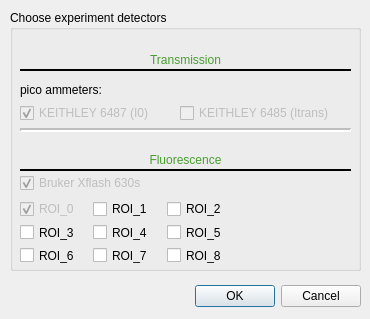
First picture: the form in ui/mapDetectors.ui, repository SESAME-Synchrotron/HESEBScanTool, before the edit.
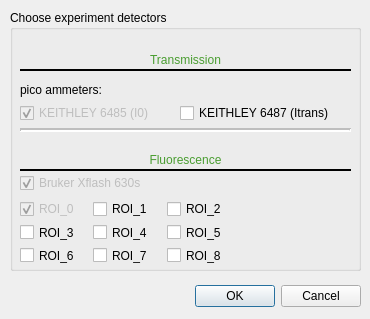
Second picture: the form after the edit.

Patch:
```diff
--- a/ui/mapDetectors.ui
+++ b/ui/mapDetectors.ui
@@ -184,7 +184,7 @@
      </rect>
     </property>
     <property name="text">
-     <string>KEITHLEY 6487 (I0)</string>
+     <string>KEITHLEY 6485 (I0)</string>
     </property>
     <property name="checked">
      <bool>true</bool>
@@ -192,7 +192,7 @@
    </widget>
    <widget class="QCheckBox" name="KEITHLEY_Itrans">
     <property name="enabled">
-     <bool>false</bool>
+     <bool>true</bool>
     </property>
     <property name="geometry">
      <rect>
@@ -203,7 +203,7 @@
      </rect>
     </property>
     <property name="text">
-     <string>KEITHLEY 6485 (Itrans)</string>
+     <string>KEITHLEY 6487 (Itrans)</string>
     </property>
     <property name="checked">
      <bool>false</bool>
```
